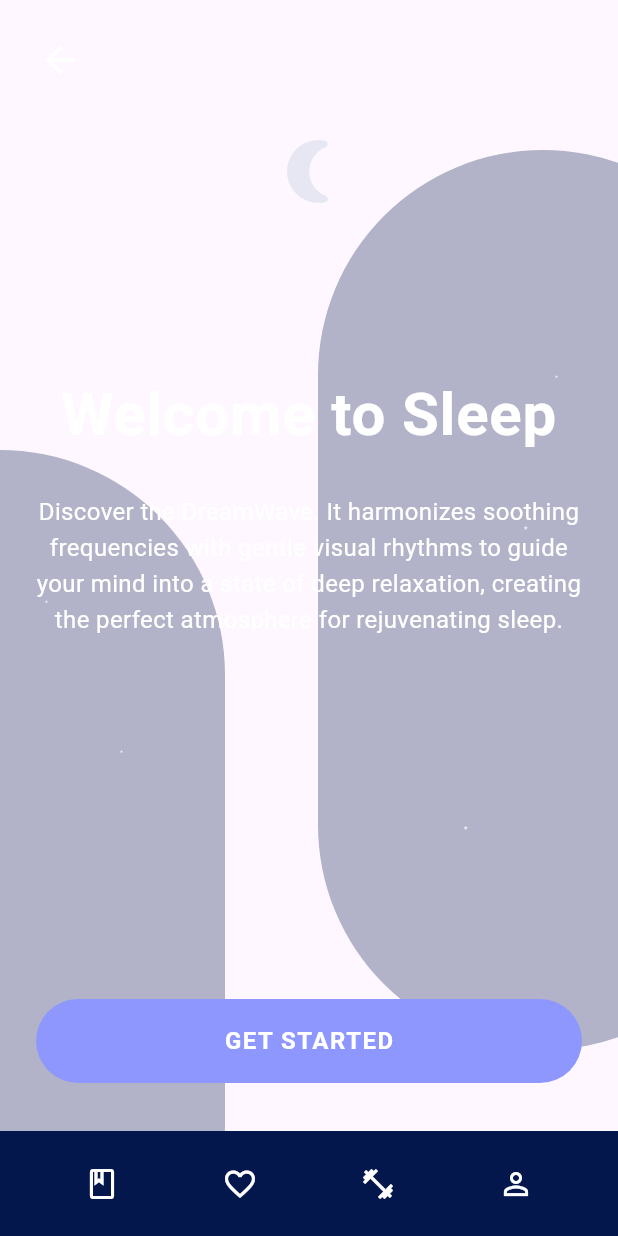
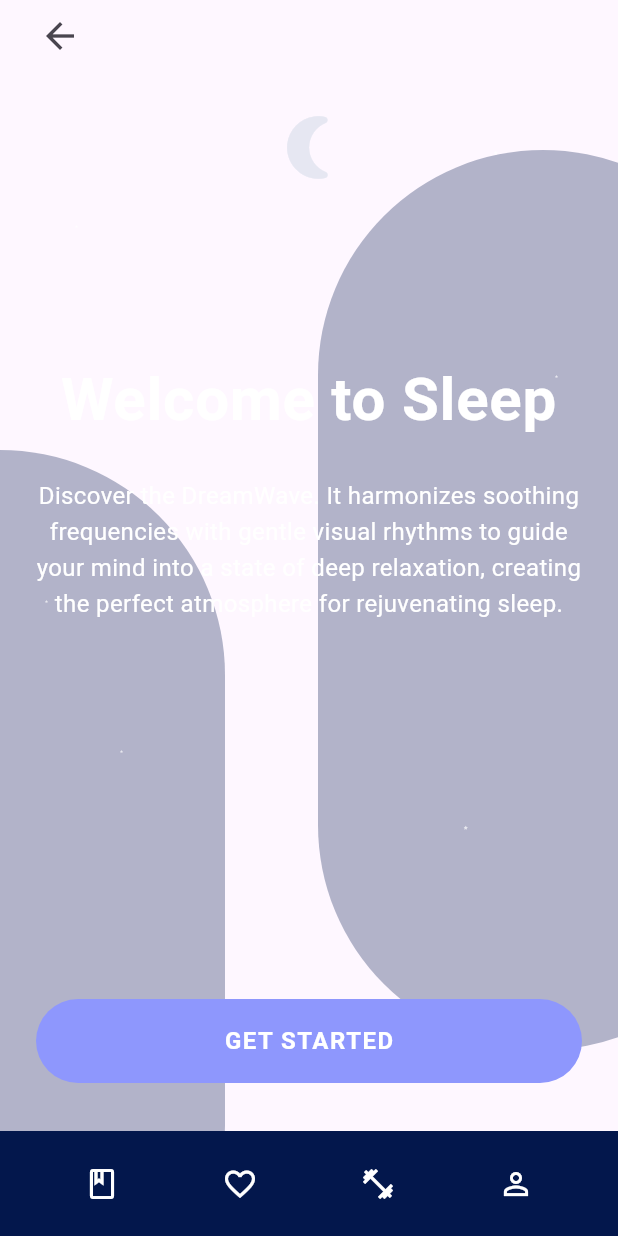
Before and after one commit to ThenujaaSuntharesan/MyBete-App, a Flutter app: the WelcomeScreen screen opened directly, on a phone screen of 412 x 824 dp. Run offline on Flutter 3.47's test engine with Material 3 defaults, Android fonts, the phone set to English and light mode, and no system bars; our stand-ins replace cloud_firestore, file_picker, firebase_auth, firebase_core, firebase_storage, fl_chart and 6 more; accounts and stored records are empty; generated files the repository leaves out were written again.

Commit message:
Successfuly add back button

```diff
--- a/lib/donot_have_diabetes/mind_relax/sleep.dart
+++ b/lib/donot_have_diabetes/mind_relax/sleep.dart
@@ -1,10 +1,11 @@
 import 'package:flutter/material.dart';
 import 'package:flutter/services.dart';
+import 'package:mybete_app/donot_have_diabetes/mind_relax/mind_relax.dart';
 
 void main() {
   SystemChrome.setSystemUIOverlayStyle(
     const SystemUiOverlayStyle(
-      statusBarColor: Colors.transparent,
+      statusBarColor: Color.fromARGB(0, 209, 207, 207),
       statusBarIconBrightness: Brightness.light,
     ),
   );
@@ -48,16 +49,23 @@ class WelcomeScreen extends StatelessWidget {
               children: [
                 // Back button
                 Padding(
-                  padding: const EdgeInsets.only(left: 16.0, top: 16.0),
+                  padding: const EdgeInsets.only(left: 16.0),
                   child: IconButton(
-                    icon: const Icon(
-                      Icons.arrow_back,
-                      color: Colors.white,
-                      size: 28,
-                    ),
+                    icon: const Icon(Icons.arrow_back, size: 28),
                     onPressed: () {
-                      Navigator.pop(context); // Navigate back to Mind Relax Dashboard
+                      if (Navigator.canPop(context)) {
+                        Navigator.pop(context); // Go back if possible
+                      } else {
+                        Navigator.pushReplacement(
+                          context,
+                          MaterialPageRoute(
+                              builder: (context) =>
+                                  MindRelaxDashboard()), // Replace with actual previous screen
+                        );
+                      }
                     },
+                    padding: EdgeInsets.zero,
+                    constraints: const BoxConstraints(),
                   ),
                 ),
 
@@ -116,7 +124,8 @@ class WelcomeScreen extends StatelessWidget {
 
                 // Get Started button
                 Padding(
-                  padding: const EdgeInsets.symmetric(horizontal: 24.0, vertical: 32.0),
+                  padding: const EdgeInsets.symmetric(
+                      horizontal: 24.0, vertical: 32.0),
                   child: ElevatedButton(
                     onPressed: () {},
                     style: ElevatedButton.styleFrom(
@@ -215,7 +224,8 @@ class WelcomeScreen extends StatelessWidget {
     ];
   }
 
-  Widget buildStar({double? top, double? left, double? right, required double size}) {
+  Widget buildStar(
+      {double? top, double? left, double? right, required double size}) {
     return Positioned(
       top: top,
       left: left,
```
